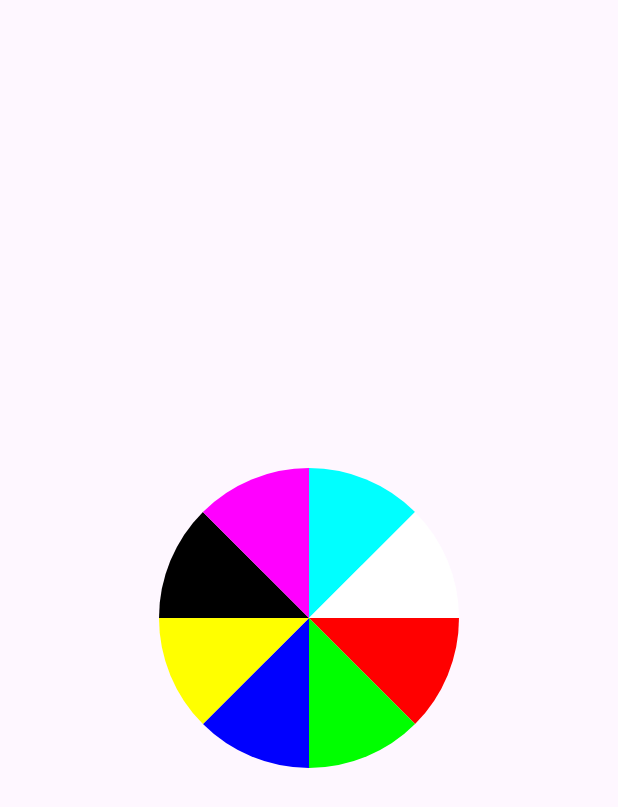
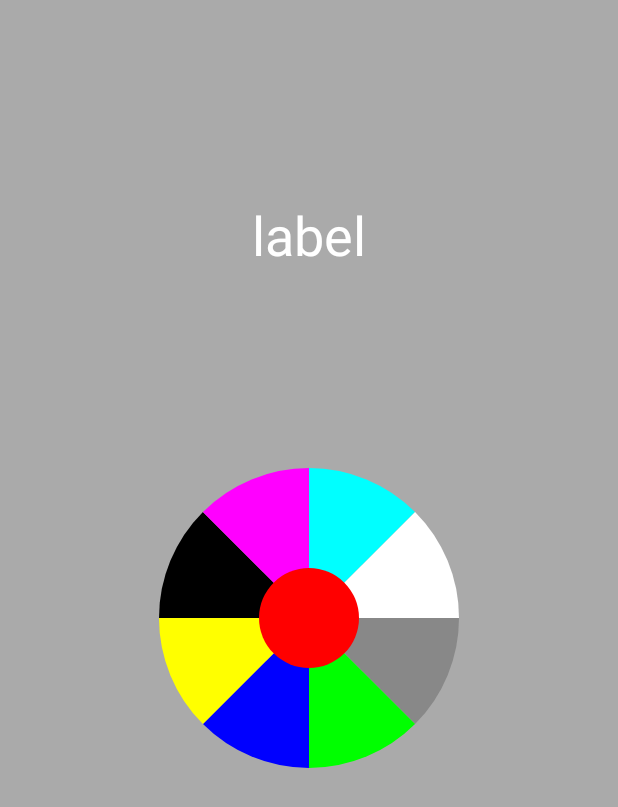
Before and after one commit to NORMss/CustomView, an Android app: the layout activity_main.xml on its own in the app's theme, with its tools: preview values and no code run, on a phone screen of 412 x 824 dp. Shown: the top 807 px of the screen. Run offline under Robolectric (Android 15) with nearby library versions, the phone set to English and light mode, and no system bars.

Commit message:
feature(Listener): feature Listener in TestView.kt
Closes #4

```diff
--- a/app/build.gradle.kts
+++ b/app/build.gradle.kts
@@ -33,6 +33,9 @@ android {
     kotlinOptions {
         jvmTarget = "1.8"
     }
+    buildFeatures {
+        viewBinding = true
+    }
 }
 
 dependencies {
--- a/app/src/main/java/com/norm/mycustomview/TestView.kt
+++ b/app/src/main/java/com/norm/mycustomview/TestView.kt
@@ -14,6 +14,7 @@ class TestView(
     context: Context,
     attributeSet: AttributeSet,
 ) : View(context, attributeSet) {
+    var listener: Listener? = null
     private val paint = Paint()
     private val paintC = Paint()
     private val startAngle = 0f
@@ -28,7 +29,7 @@ class TestView(
         Color.WHITE
     )
     private val sweepAngle = 360f / colors.size
-    private var buttonClicked = -1
+    private var buttonClicked = 0
 
     init {
         paint.style = Paint.Style.STROKE
@@ -62,6 +63,14 @@ class TestView(
                 paintC
             )
         }
+        //Setting the color of the central circle by pressing the button
+        paintC.color = colors[buttonClicked]
+        canvas.drawCircle(
+            centerX,
+            centerY,
+            radius / 3f,
+            paintC
+        )
     }
 
     override fun onTouchEvent(event: MotionEvent): Boolean {
@@ -79,15 +88,15 @@ class TestView(
                     ).toDouble()
                 ) + 360) % 360
                 buttonClicked = (angle / (360 / colors.size)).toInt()
+                listener?.onClick(buttonClicked)
                 Log.d("MyLog", "Angle: $angle")
-                invalidate()
-            }
-
-            MotionEvent.ACTION_UP -> {
-                buttonClicked = -1
                 invalidate()
             }
         }
         return true
     }
+
+    interface Listener {
+        fun onClick(index: Int)
+    }
 }
--- a/app/src/main/res/layout/activity_main.xml
+++ b/app/src/main/res/layout/activity_main.xml
@@ -4,9 +4,11 @@
     xmlns:tools="http://schemas.android.com/tools"
     android:layout_width="match_parent"
     android:layout_height="match_parent"
+    android:background="@android:color/darker_gray"
     tools:context=".MainActivity">
 
     <com.norm.mycustomview.TestView
+        android:id="@+id/testView"
         android:layout_width="200dp"
         android:layout_height="200dp"
         app:layout_constraintBottom_toBottomOf="parent"
@@ -14,4 +16,16 @@
         app:layout_constraintStart_toStartOf="parent"
         app:layout_constraintTop_toTopOf="parent" />
 
+    <TextView
+        android:id="@+id/textView"
+        android:layout_width="wrap_content"
+        android:layout_height="wrap_content"
+        android:text="label"
+        android:textColor="@android:color/white"
+        android:textSize="36sp"
+        app:layout_constraintBottom_toTopOf="@+id/testView"
+        app:layout_constraintEnd_toEndOf="parent"
+        app:layout_constraintStart_toStartOf="parent"
+        app:layout_constraintTop_toTopOf="parent" />
+
 </androidx.constraintlayout.widget.ConstraintLayout>
```
Also changed, not shown: app/src/main/java/com/norm/mycustomview/MainActivity.kt (+15 -2 lines).
